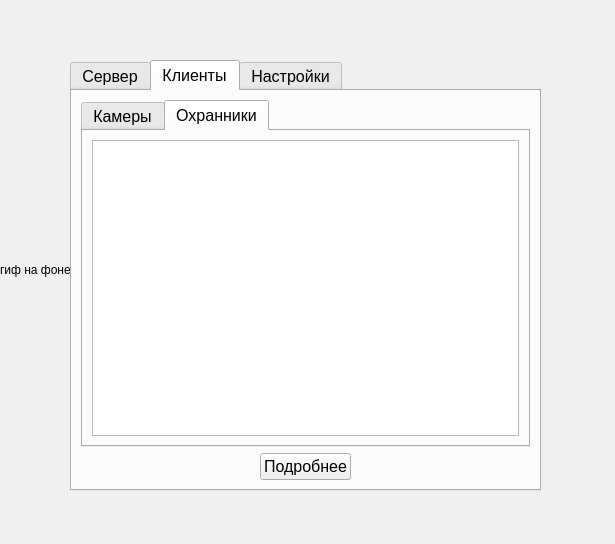
Before: the Qt Designer form Server/disignerFiles/mainWindowGui.ui in Nisitka/warehouse-security, drawn with Qt 5.
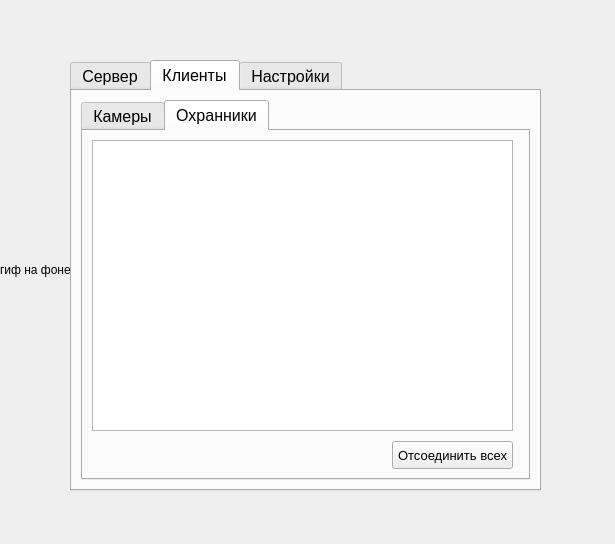
After: the same form once the commit is applied. The open tabs and pages were chosen to show the change.

Diff of the .ui file:
```diff
--- a/Server/disignerFiles/mainWindowGui.ui
+++ b/Server/disignerFiles/mainWindowGui.ui
@@ -435,57 +435,48 @@
         <attribute name="title">
          <string>Охранники</string>
         </attribute>
-        <layout class="QVBoxLayout" name="verticalLayout_6">
-         <item>
-          <widget class="QTableWidget" name="guardsTableWidget">
-           <property name="editTriggers">
-            <set>QAbstractItemView::AnyKeyPressed</set>
-           </property>
-           <property name="selectionBehavior">
-            <enum>QAbstractItemView::SelectRows</enum>
-           </property>
-          </widget>
-         </item>
-        </layout>
-       </widget>
-      </widget>
-     </item>
-     <item>
-      <layout class="QHBoxLayout" name="horizontalLayout_7">
-       <item>
-        <spacer name="horizontalSpacer">
-         <property name="orientation">
-          <enum>Qt::Horizontal</enum>
+        <widget class="QTableWidget" name="guardsTableWidget">
+         <property name="geometry">
+          <rect>
+           <x>9</x>
+           <y>9</y>
+           <width>421</width>
+           <height>291</height>
+          </rect>
          </property>
-         <property name="sizeHint" stdset="0">
+         <property name="editTriggers">
+          <set>QAbstractItemView::AnyKeyPressed</set>
+         </property>
+         <property name="selectionBehavior">
+          <enum>QAbstractItemView::SelectRows</enum>
+         </property>
+        </widget>
+        <widget class="QPushButton" name="closeAllGuardClientButton">
+         <property name="geometry">
+          <rect>
+           <x>309</x>
+           <y>310</y>
+           <width>121</width>
+           <height>28</height>
+          </rect>
+         </property>
+         <property name="minimumSize">
           <size>
-           <width>40</width>
-           <height>20</height>
+           <width>80</width>
+           <height>28</height>
           </size>
          </property>
-        </spacer>
-       </item>
-       <item>
-        <widget class="QPushButton" name="getInfoClientButton">
+         <property name="font">
+          <font>
+           <pointsize>10</pointsize>
+          </font>
+         </property>
          <property name="text">
-          <string>Подробнее</string>
+          <string>Отсоединить всех</string>
          </property>
         </widget>
-       </item>
-       <item>
-        <spacer name="horizontalSpacer_9">
-         <property name="orientation">
-          <enum>Qt::Horizontal</enum>
-         </property>
-         <property name="sizeHint" stdset="0">
-          <size>
-           <width>40</width>
-           <height>20</height>
-          </size>
-         </property>
-        </spacer>
-       </item>
-      </layout>
+       </widget>
+      </widget>
      </item>
     </layout>
    </widget>
```
Left out of the diff: 8 changed lines with no effect on the pictures.
